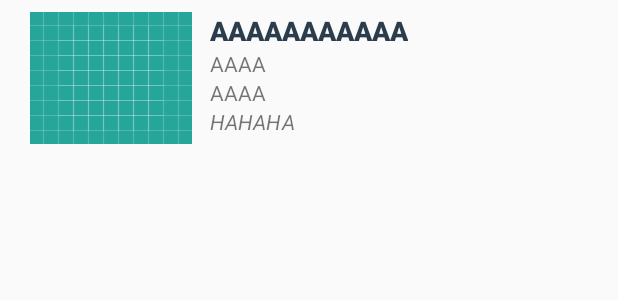
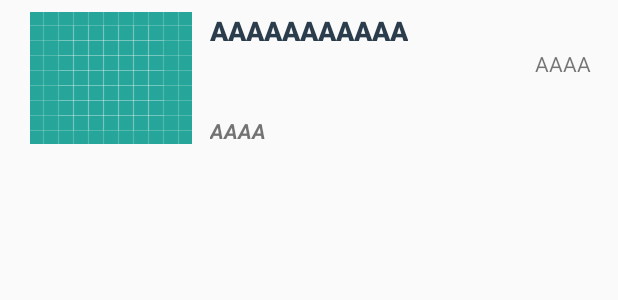
Before and after one commit to mantyshah/LocalInventory, an Android app: the layout list_item.xml on its own in the app's theme, with its tools: preview values and no code run, on a phone screen of 412 x 824 dp. Shown: the top 300 px of the screen. Run offline under Robolectric (Android 15) with nearby library versions, the phone set to English and light mode, and no system bars.

Commit message:
Changed UI.

```diff
--- a/app/src/main/res/layout/list_item.xml
+++ b/app/src/main/res/layout/list_item.xml
@@ -43,32 +43,26 @@
 
         <TextView
             android:id="@+id/productQuantity"
-            android:layout_width="wrap_content"
+            android:layout_width="match_parent"
             android:layout_height="wrap_content"
             android:fontFamily="sans-serif"
             android:textAppearance="?android:textAppearanceSmall"
+            android:textAlignment="viewEnd"
+            android:paddingEnd="10dp"
+            android:paddingStart="0dp"
             tools:text="AAAA"
             android:textStyle="normal"
             />
 
         <TextView
             android:id="@+id/productPrize"
-            android:layout_width="wrap_content"
+            android:layout_width="match_parent"
             android:layout_height="wrap_content"
             android:fontFamily="sans-serif"
             android:textAppearance="?android:textAppearanceSmall"
             tools:text="AAAA"
-            android:textStyle="normal"
-            />
-
-        <TextView
-            android:id="@+id/supplierName"
-            android:layout_width="wrap_content"
-            android:layout_height="wrap_content"
-            android:fontFamily="sans-serif"
-            android:textAppearance="?android:textAppearanceSmall"
-            tools:text="HAHAHA"
-            android:textStyle="italic"
+            android:textStyle="bold|italic"
+            android:layout_marginTop="25dp"
             />
     </LinearLayout>
 
```
